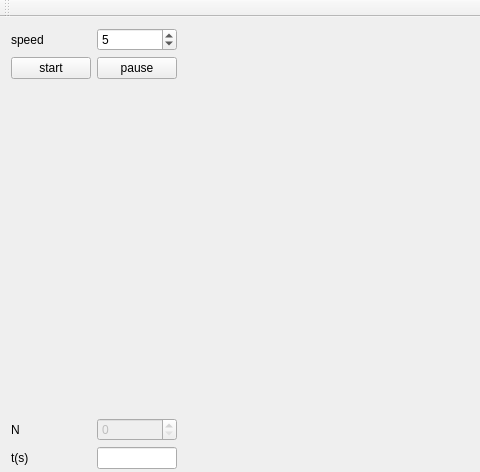
Before: the Qt Designer form mainwindow.ui in maghorbani/Free-Particle-wave-function, drawn with Qt 5; both pictures show x 0 to 480 and y 0 to 472 of the 1021 by 616 pixel window.
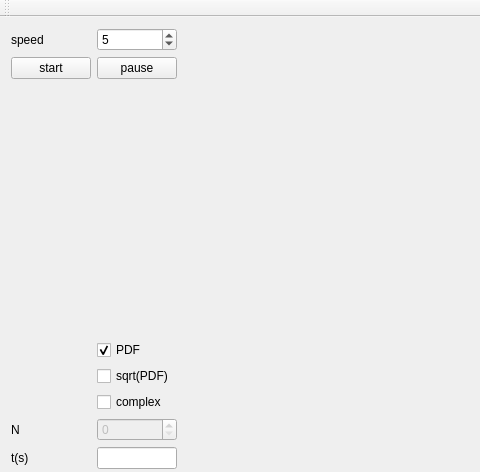
After: the same form once the commit is applied. Custom widgets are drawn as their Qt base class.

Commit message: add: complex implementation

Diff of the .ui file:
```diff
--- a/mainwindow.ui
+++ b/mainwindow.ui
@@ -149,6 +149,47 @@
           </property>
          </widget>
         </item>
+        <item row="3" column="1">
+         <layout class="QVBoxLayout" name="verticalLayout_3">
+          <item>
+           <spacer name="verticalSpacer_2">
+            <property name="orientation">
+             <enum>Qt::Vertical</enum>
+            </property>
+            <property name="sizeHint" stdset="0">
+             <size>
+              <width>20</width>
+              <height>40</height>
+             </size>
+            </property>
+           </spacer>
+          </item>
+          <item>
+           <widget class="QCheckBox" name="checkBox_pdf">
+            <property name="text">
+             <string>PDF</string>
+            </property>
+            <property name="checked">
+             <bool>true</bool>
+            </property>
+           </widget>
+          </item>
+          <item>
+           <widget class="QCheckBox" name="checkBox_sqrt">
+            <property name="text">
+             <string>sqrt(PDF)</string>
+            </property>
+           </widget>
+          </item>
+          <item>
+           <widget class="QCheckBox" name="checkBox_comp">
+            <property name="text">
+             <string>complex</string>
+            </property>
+           </widget>
+          </item>
+         </layout>
+        </item>
        </layout>
       </item>
       <item>
```
Left out of the diff: 102 changed lines with no effect on the pictures. The commit also changes 3 other files.
